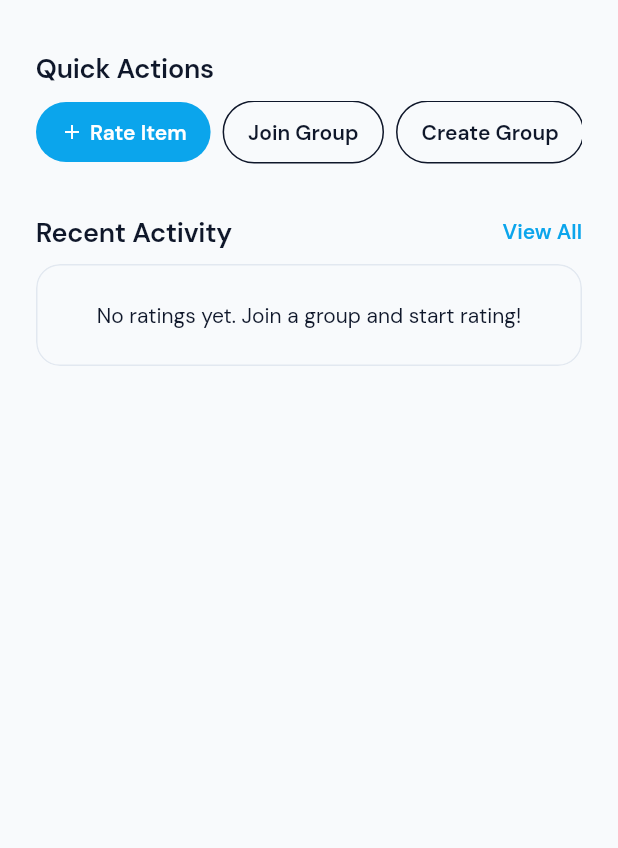
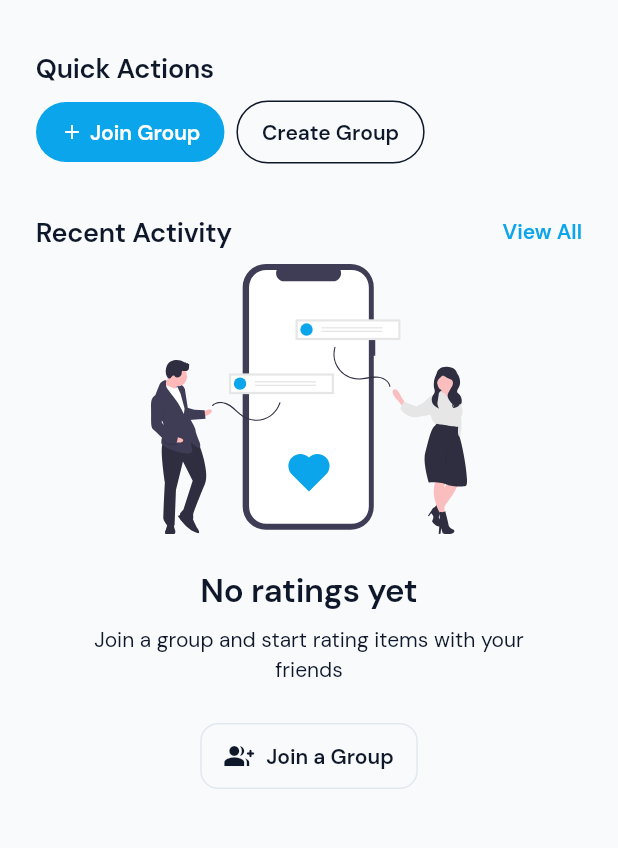
Before and after one commit to asharali001/group-ratings-app, a Flutter app: the HomePage screen opened by its route, on a phone screen of 412 x 824 dp, the part 255-1103 px from its top. Run offline on Flutter 3.47's test engine with Material 3 defaults, Android fonts, the phone set to English and light mode, and no system bars; our stand-ins replace cloud_firestore, cloud_functions, eva_icons_flutter, firebase_auth, firebase_core, firebase_storage and 8 more; accounts and stored records are empty.

Commit message:
UI improvements

```diff
--- a/lib/core/services/auth_service.dart
+++ b/lib/core/services/auth_service.dart
@@ -42,6 +42,7 @@ class AuthService extends GetxService {
     _mirroredUserName.value = null;
     _mirroredUserPhotoURL.value = null;
   }
+
   Stream<UserModel?> get authStateChanges =>
       _authStateChanges ?? Stream.value(null);
 
@@ -304,8 +305,9 @@ class AuthService extends GetxService {
   String? get userPhotoURL => _currentUser.value?.photoURL;
 
   /// Mirror-aware display name
-  String get effectiveUserDisplayName =>
-      isMirroring ? (_mirroredUserName.value ?? userDisplayName) : userDisplayName;
+  String get effectiveUserDisplayName => isMirroring
+      ? (_mirroredUserName.value ?? userDisplayName)
+      : userDisplayName;
 
   /// Mirror-aware photo URL
   String? get effectiveUserPhotoURL =>
--- a/lib/pages/home/components/activity_feed_section.dart
+++ b/lib/pages/home/components/activity_feed_section.dart
@@ -43,18 +43,20 @@ class ActivityFeedSection extends GetView<HomeController> {
           final items = controller.recentRatings;
 
           if (items.isEmpty) {
-            return AppCard(
-              variant: AppCardVariant.outlined,
-              padding: const EdgeInsets.all(AppSpacing.lg),
-              child: Center(
-                child: Text(
-                  'No ratings yet. Join a group and start rating!',
-                  style: AppTypography.bodyMedium.copyWith(
-                    color: colorScheme.onSurfaceVariant,
-                  ),
-                  textAlign: TextAlign.center,
+            return EmptyStateWidget(
+              svgAsset: 'assets/animations/feedback.svg',
+              title: 'No ratings yet',
+              description:
+                  'Join a group and start rating items with your friends',
+              actions: [
+                AppButton(
+                  text: 'Join a Group',
+                  variant: AppButtonVariant.outline,
+                  icon: Icons.group_add_rounded,
+                  onPressed: () =>
+                      Get.toNamed(RouteNames.groups.joinGroupPage),
                 ),
-              ),
+              ],
             );
           }
 
--- a/lib/pages/home/components/quick_actions_section.dart
+++ b/lib/pages/home/components/quick_actions_section.dart
@@ -24,13 +24,9 @@ class QuickActionsSection extends GetView<HomeController> {
         ActionChipRow(
           chips: [
             ActionChipItem(
-              label: 'Rate Item',
+              label: 'Join Group',
               icon: Icons.add,
               isFilled: true,
-              onTap: controller.navigateToGroupsTab,
-            ),
-            ActionChipItem(
-              label: 'Join Group',
               onTap: controller.navigateToJoinGroup,
             ),
             ActionChipItem(
--- a/lib/ui_components/buttons/app_button.dart
+++ b/lib/ui_components/buttons/app_button.dart
@@ -155,24 +155,25 @@ class AppButton extends StatelessWidget {
         return theme.outlinedButtonTheme.style!.copyWith(
           side: WidgetStateProperty.resolveWith((states) {
             if (states.contains(WidgetState.disabled)) {
-              return BorderSide(color: AppColors.textSecondary.withValues(alpha: 0.12));
+              return BorderSide(
+                  color: theme.colorScheme.onSurface.withValues(alpha: 0.12));
             }
-            return const BorderSide(color: AppColors.border); // Default outline color
+            return BorderSide(color: theme.colorScheme.outline);
           }),
           foregroundColor: WidgetStateProperty.resolveWith((states) {
             if (states.contains(WidgetState.disabled)) {
-              return AppColors.textSecondary.withValues(alpha: 0.38);
+              return theme.colorScheme.onSurface.withValues(alpha: 0.38);
             }
-            return AppColors.textPrimary;
+            return theme.colorScheme.onSurface;
           }),
         );
       case AppButtonVariant.ghost:
-         return theme.textButtonTheme.style!.copyWith(
+        return theme.textButtonTheme.style!.copyWith(
           foregroundColor: WidgetStateProperty.resolveWith((states) {
             if (states.contains(WidgetState.disabled)) {
-              return AppColors.textSecondary.withValues(alpha: 0.38);
+              return theme.colorScheme.onSurface.withValues(alpha: 0.38);
             }
-            return AppColors.textPrimary;
+            return theme.colorScheme.onSurface;
           }),
         );
     }
--- a/lib/ui_components/layouts/empty_state_widget.dart
+++ b/lib/ui_components/layouts/empty_state_widget.dart
@@ -1,45 +1,80 @@
 import 'package:flutter/material.dart';
+import 'package:flutter_svg/flutter_svg.dart';
 
 import '/styles/__styles.dart';
 
 class EmptyStateWidget extends StatelessWidget {
   final String title;
   final String description;
-  final IconData icon;
+  final IconData? icon;
+  final String? svgAsset;
   final List<Widget> actions;
+  final Color? iconColor;
+  final Color? iconBackgroundColor;
+
   const EmptyStateWidget({
     super.key,
     required this.title,
     required this.description,
-    required this.icon,
+    this.icon,
+    this.svgAsset,
     required this.actions,
-  });
+    this.iconColor,
+    this.iconBackgroundColor,
+  }) : assert(icon != null || svgAsset != null,
+            'Either icon or svgAsset must be provided');
 
   @override
   Widget build(BuildContext context) {
+    final colorScheme = Theme.of(context).colorScheme;
     return Center(
+      child: Padding(
+        padding: const EdgeInsets.symmetric(horizontal: AppSpacing.xl),
         child: Column(
           mainAxisAlignment: MainAxisAlignment.center,
           children: [
-          Icon(icon, size: 64, color: AppColors.gray),
-          const SizedBox(height: AppSpacing.md),
+            if (svgAsset != null)
+              SvgPicture.asset(
+                svgAsset!,
+                height: 180,
+              )
+            else
+              Container(
+                padding: const EdgeInsets.all(24),
+                decoration: BoxDecoration(
+                  color: iconBackgroundColor ?? AppColors.primaryTint,
+                  shape: BoxShape.circle,
+                ),
+                child: Icon(
+                  icon,
+                  size: 48,
+                  color: iconColor ?? AppColors.primary,
+                ),
+              ),
+            const SizedBox(height: AppSpacing.lg),
             Text(
               title,
-            style: AppTypography.titleMedium.copyWith(
-              color: AppColors.textLight,
+              style: AppTypography.titleLarge.copyWith(
+                fontWeight: FontWeight.w600,
+                color: colorScheme.onSurface,
               ),
             ),
             const SizedBox(height: AppSpacing.sm),
             Text(
               description,
               style: AppTypography.bodyMedium.copyWith(
-              color: AppColors.textLight,
+                color: colorScheme.onSurfaceVariant,
               ),
               textAlign: TextAlign.center,
             ),
+            if (actions.isNotEmpty) ...[
               const SizedBox(height: AppSpacing.lg),
-          Row(mainAxisAlignment: MainAxisAlignment.center, children: actions),
+              Row(
+                  mainAxisAlignment: MainAxisAlignment.center,
+                  children: actions),
             ],
+          ],
+        ),
       ),
     );
   }
```
Also changed, not shown: lib/pages/groups/groups_page.dart (+25 -53 lines), lib/pages/home/home_page.dart (+7 -3 lines), lib/pages/my_ratings/my_ratings_page.dart (+16 -7 lines), lib/pages/profile/profile_controller.dart (+8 -4 lines), assets/animations/feedback.svg (added), assets/animations/opinion.svg (added), assets/animations/team.svg (added). Lines whose indentation alone changed are shown as unchanged.
